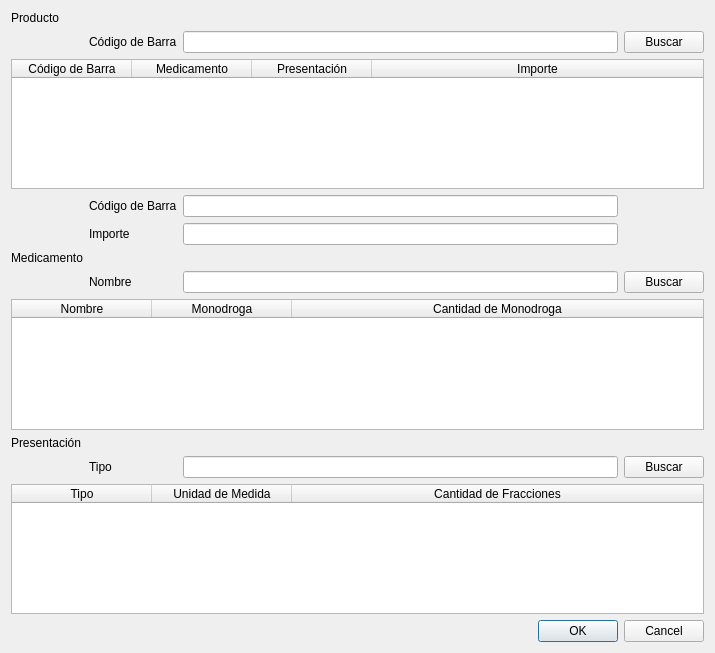
Above: Prototipo/modificarProducto.ui from UNPSJB/FarmaciaCrisol before the change. Below: the same form after it.
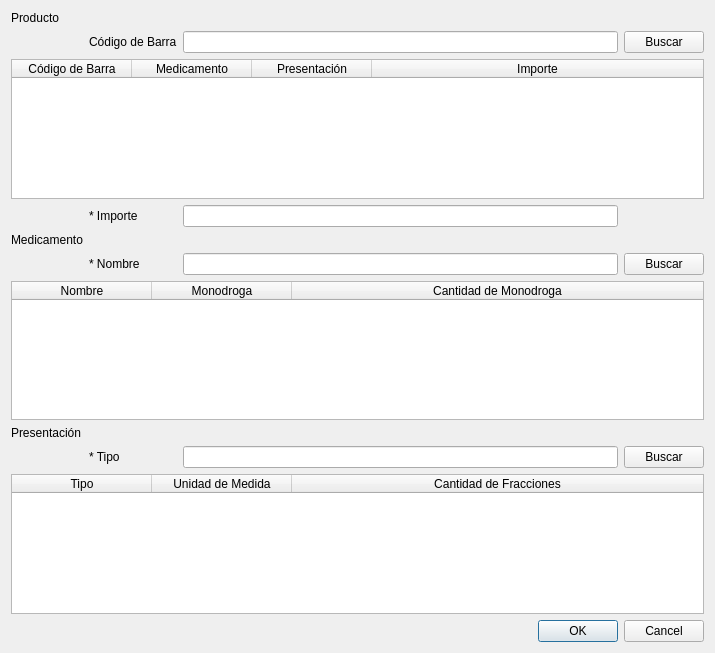
That is the form after the change.

Diff of the .ui file:
```diff
--- a/Prototipo/modificarProducto.ui
+++ b/Prototipo/modificarProducto.ui
@@ -16,42 +16,15 @@
   <layout class="QVBoxLayout" name="verticalLayout">
    <item>
     <layout class="QGridLayout" name="gridLayout">
-     <item row="0" column="0">
-      <widget class="QLabel" name="label_8">
+     <item row="8" column="3">
+      <widget class="QPushButton" name="pushButton_3">
        <property name="text">
-        <string>Producto</string>
+        <string>Buscar</string>
        </property>
       </widget>
      </item>
-     <item row="6" column="1">
-      <widget class="QLabel" name="label_6">
-       <property name="text">
-        <string>Nombre</string>
-       </property>
-      </widget>
-     </item>
-     <item row="1" column="2">
-      <widget class="QLineEdit" name="lineEdit"/>
-     </item>
-     <item row="6" column="2">
-      <widget class="QLineEdit" name="lineEdit_2"/>
-     </item>
-     <item row="8" column="0">
-      <widget class="QLabel" name="label_5">
-       <property name="text">
-        <string>Presentación</string>
-       </property>
-      </widget>
-     </item>
-     <item row="5" column="0">
-      <widget class="QLabel" name="label_4">
-       <property name="text">
-        <string>Medicamento</string>
-       </property>
-      </widget>
-     </item>
-     <item row="1" column="3">
-      <widget class="QPushButton" name="pushButton">
+     <item row="5" column="3">
+      <widget class="QPushButton" name="pushButton_2">
        <property name="text">
         <string>Buscar</string>
        </property>
@@ -87,17 +60,68 @@
        </column>
       </widget>
      </item>
-     <item row="6" column="3">
-      <widget class="QPushButton" name="pushButton_2">
+     <item row="3" column="2">
+      <widget class="QLineEdit" name="lineEdit_5"/>
+     </item>
+     <item row="3" column="1">
+      <widget class="QLabel" name="label_2">
        <property name="text">
-        <string>Buscar</string>
+        <string>* Importe</string>
        </property>
       </widget>
      </item>
-     <item row="9" column="2">
+     <item row="8" column="2">
       <widget class="QLineEdit" name="lineEdit_3"/>
      </item>
-     <item row="7" column="0" colspan="4">
+     <item row="5" column="2">
+      <widget class="QLineEdit" name="lineEdit_2"/>
+     </item>
+     <item row="1" column="2">
+      <widget class="QLineEdit" name="lineEdit"/>
+     </item>
+     <item row="0" column="0">
+      <widget class="QLabel" name="label_8">
+       <property name="text">
+        <string>Producto</string>
+       </property>
+      </widget>
+     </item>
+     <item row="5" column="1">
+      <widget class="QLabel" name="label_6">
+       <property name="text">
+        <string>* Nombre</string>
+       </property>
+      </widget>
+     </item>
+     <item row="8" column="1">
+      <widget class="QLabel" name="label_7">
+       <property name="text">
+        <string>* Tipo</string>
+       </property>
+      </widget>
+     </item>
+     <item row="1" column="1">
+      <widget class="QLabel" name="label">
+       <property name="text">
+        <string>Código de Barra</string>
+       </property>
+      </widget>
+     </item>
+     <item row="4" column="0">
+      <widget class="QLabel" name="label_4">
+       <property name="text">
+        <string>Medicamento</string>
+       </property>
+      </widget>
+     </item>
+     <item row="1" column="3">
+      <widget class="QPushButton" name="pushButton">
+       <property name="text">
+        <string>Buscar</string>
+       </property>
+      </widget>
+     </item>
+     <item row="6" column="0" colspan="4">
       <widget class="QTableWidget" name="tableWidget_3">
        <attribute name="horizontalHeaderDefaultSectionSize">
         <number>140</number>
@@ -122,55 +146,14 @@
        </column>
       </widget>
      </item>
-     <item row="9" column="3">
-      <widget class="QPushButton" name="pushButton_3">
-       <property name="text">
-        <string>Buscar</string>
-       </property>
-      </widget>
-     </item>
-     <item row="9" column="1">
-      <widget class="QLabel" name="label_7">
-       <property name="text">
-        <string>Tipo</string>
-       </property>
-      </widget>
-     </item>
-     <item row="3" column="1">
-      <widget class="QLabel" name="label_3">
-       <property name="text">
-        <string>Código de Barra</string>
-       </property>
-      </widget>
-     </item>
-     <item row="1" column="1">
-      <widget class="QLabel" name="label">
-       <property name="text">
-        <string>Código de Barra</string>
-       </property>
-      </widget>
-     </item>
-     <item row="4" column="1">
-      <widget class="QLabel" name="label_2">
-       <property name="text">
-        <string>Importe</string>
-       </property>
-      </widget>
-     </item>
-     <item row="3" column="2">
-      <widget class="QLineEdit" name="lineEdit_4"/>
-     </item>
-     <item row="4" column="2">
-      <widget class="QLineEdit" name="lineEdit_5"/>
-     </item>
-     <item row="11" column="2" colspan="2">
+     <item row="10" column="2" colspan="2">
       <widget class="QDialogButtonBox" name="buttonBox">
        <property name="standardButtons">
         <set>QDialogButtonBox::Cancel|QDialogButtonBox::Ok</set>
        </property>
       </widget>
      </item>
-     <item row="10" column="0" colspan="4">
+     <item row="9" column="0" colspan="4">
       <widget class="QTableWidget" name="tableWidget_2">
        <attribute name="horizontalHeaderDefaultSectionSize">
         <number>140</number>
@@ -195,6 +178,13 @@
        </column>
       </widget>
      </item>
+     <item row="7" column="0">
+      <widget class="QLabel" name="label_5">
+       <property name="text">
+        <string>Presentación</string>
+       </property>
+      </widget>
+     </item>
     </layout>
    </item>
   </layout>
```
Left out of the diff: 1 changed line with no effect on the pictures.
